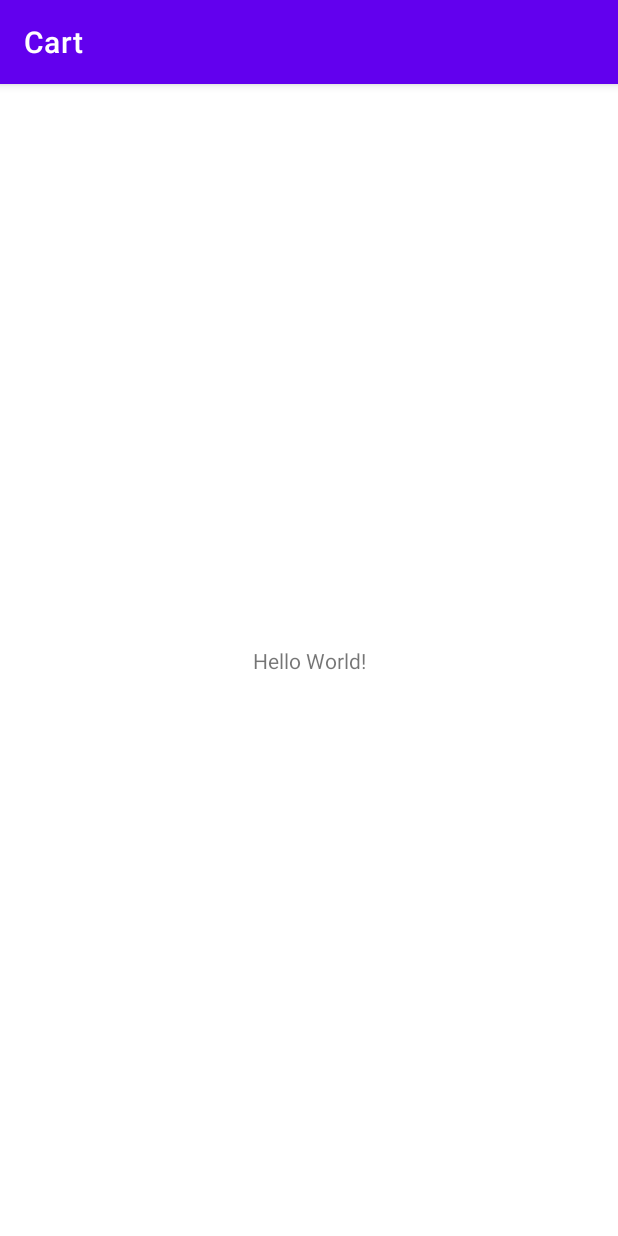
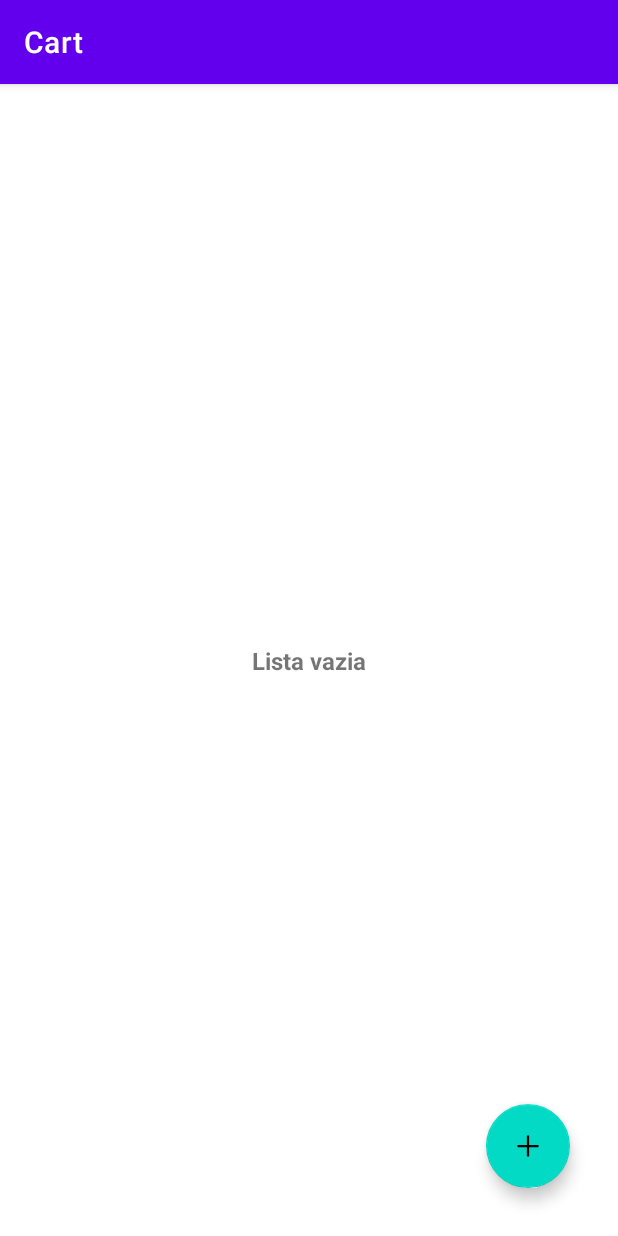
Before and after one commit to Oi-Leo/cart-android, an Android app: the screen it shows after launch (MainActivity before the commit, HostActivity after it), on a phone screen of 412 x 824 dp. Run offline under Robolectric (Android 15) with nearby library versions, the phone set to English and light mode, and no system bars.

Commit message:
cria a parte visual da listagem

```diff
--- a/app/src/main/AndroidManifest.xml
+++ b/app/src/main/AndroidManifest.xml
@@ -13,7 +13,7 @@
         android:theme="@style/Theme.Cart"
         tools:targetApi="31">
         <activity
-            android:name=".MainActivity"
+            android:name=".flow.HostActivity"
             android:exported="true">
             <intent-filter>
                 <action android:name="android.intent.action.MAIN" />
--- a/app/src/main/java/com/leonardo/cart/MainActivity.kt
+++ b/app/src/main/java/com/leonardo/cart/flow/HostActivity.kt
@@ -1,11 +1,12 @@
-package com.leonardo.cart
+package com.leonardo.cart.flow
 
 import androidx.appcompat.app.AppCompatActivity
 import android.os.Bundle
+import com.leonardo.cart.R
 
-class MainActivity : AppCompatActivity() {
+class HostActivity : AppCompatActivity() {
     override fun onCreate(savedInstanceState: Bundle?) {
         super.onCreate(savedInstanceState)
-        setContentView(R.layout.activity_main)
+        setContentView(R.layout.activity_host)
     }
 }
--- /dev/null
+++ b/app/src/main/java/com/leonardo/cart/flow/list/ListFragment.kt
@@ -0,0 +1,21 @@
+package com.leonardo.cart.flow.list
+
+import android.os.Bundle
+import androidx.fragment.app.Fragment
+import android.view.LayoutInflater
+import android.view.View
+import android.view.ViewGroup
+import com.leonardo.cart.R
+
+
+class ListFragment : Fragment() {
+
+    override fun onCreateView(
+        inflater: LayoutInflater, container: ViewGroup?,
+        savedInstanceState: Bundle?
+    ): View? {
+
+        return inflater.inflate(R.layout.fragment_list, container, false)
+    }
+
+}
--- /dev/null
+++ b/app/src/main/res/drawable/ic_add.xml
@@ -0,0 +1,10 @@
+<vector xmlns:android="http://schemas.android.com/apk/res/android"
+    android:width="48dp"
+    android:height="48dp"
+    android:viewportWidth="48"
+    android:viewportHeight="48"
+    android:tint="?attr/colorControlNormal">
+  <path
+      android:fillColor="@android:color/white"
+      android:pathData="M22.5,38V25.5H10V22.5H22.5V10H25.5V22.5H38V25.5H25.5V38Z"/>
+</vector>
--- /dev/null
+++ b/app/src/main/res/layout/activity_host.xml
@@ -0,0 +1,21 @@
+<?xml version="1.0" encoding="utf-8"?>
+<androidx.constraintlayout.widget.ConstraintLayout xmlns:android="http://schemas.android.com/apk/res/android"
+    xmlns:app="http://schemas.android.com/apk/res-auto"
+    xmlns:tools="http://schemas.android.com/tools"
+    android:layout_width="match_parent"
+    android:layout_height="match_parent"
+    tools:context=".flow.HostActivity">
+
+    <androidx.fragment.app.FragmentContainerView
+        android:id="@+id/nav_host_fragment"
+        android:name="androidx.navigation.fragment.NavHostFragment"
+        android:layout_width="0dp"
+        android:layout_height="0dp"
+        app:defaultNavHost="true"
+        app:layout_constraintBottom_toBottomOf="parent"
+        app:layout_constraintLeft_toLeftOf="parent"
+        app:layout_constraintRight_toRightOf="parent"
+        app:layout_constraintTop_toTopOf="parent"
+        app:navGraph="@navigation/nav_graph" />
+
+</androidx.constraintlayout.widget.ConstraintLayout>
--- a/app/src/main/res/layout/activity_main.xml
+++ /dev/null
@@ -1,18 +0,0 @@
-<?xml version="1.0" encoding="utf-8"?>
-<androidx.constraintlayout.widget.ConstraintLayout xmlns:android="http://schemas.android.com/apk/res/android"
-    xmlns:app="http://schemas.android.com/apk/res-auto"
-    xmlns:tools="http://schemas.android.com/tools"
-    android:layout_width="match_parent"
-    android:layout_height="match_parent"
-    tools:context=".MainActivity">
-
-    <TextView
-        android:layout_width="wrap_content"
-        android:layout_height="wrap_content"
-        android:text="Hello World!"
-        app:layout_constraintBottom_toBottomOf="parent"
-        app:layout_constraintEnd_toEndOf="parent"
-        app:layout_constraintStart_toStartOf="parent"
-        app:layout_constraintTop_toTopOf="parent" />
-
-</androidx.constraintlayout.widget.ConstraintLayout>
--- /dev/null
+++ b/app/src/main/res/layout/fragment_list.xml
@@ -0,0 +1,43 @@
+<?xml version="1.0" encoding="utf-8"?>
+<androidx.constraintlayout.widget.ConstraintLayout xmlns:android="http://schemas.android.com/apk/res/android"
+    xmlns:app="http://schemas.android.com/apk/res-auto"
+    xmlns:tools="http://schemas.android.com/tools"
+    android:layout_width="match_parent"
+    android:layout_height="match_parent"
+    tools:context=".flow.list.ListFragment">
+
+    <androidx.recyclerview.widget.RecyclerView
+        android:id="@+id/rv_list"
+        android:layout_width="0dp"
+        android:layout_height="0dp"
+        android:visibility="gone"
+        tools:listitem="@layout/cart_list_item"
+        app:layout_constraintBottom_toBottomOf="parent"
+        app:layout_constraintEnd_toEndOf="parent"
+        app:layout_constraintHorizontal_bias="1.0"
+        app:layout_constraintStart_toStartOf="parent"
+        app:layout_constraintTop_toTopOf="parent"
+        app:layout_constraintVertical_bias="0.0" />
+
+    <TextView
+        android:id="@+id/tv_empty"
+        android:layout_width="wrap_content"
+        android:layout_height="wrap_content"
+        android:text="@string/list_empty_title"
+        android:textSize="16sp"
+        android:textStyle="bold"
+        app:layout_constraintBottom_toBottomOf="parent"
+        app:layout_constraintEnd_toEndOf="parent"
+        app:layout_constraintStart_toStartOf="parent"
+        app:layout_constraintTop_toTopOf="parent" />
+
+    <com.google.android.material.floatingactionbutton.FloatingActionButton
+        android:id="@+id/fab_add"
+        android:layout_width="wrap_content"
+        android:layout_height="wrap_content"
+        android:layout_margin="32dp"
+        android:src="@drawable/ic_add"
+        app:layout_constraintBottom_toBottomOf="parent"
+        app:layout_constraintEnd_toEndOf="parent" />
+
+</androidx.constraintlayout.widget.ConstraintLayout>
--- /dev/null
+++ b/app/src/main/res/navigation/nav_graph.xml
@@ -0,0 +1,12 @@
+<?xml version="1.0" encoding="utf-8"?>
+<navigation xmlns:android="http://schemas.android.com/apk/res/android"
+    xmlns:app="http://schemas.android.com/apk/res-auto"
+    xmlns:tools="http://schemas.android.com/tools"
+    android:id="@+id/nav_graph"
+    app:startDestination="@id/list_fragment">
+
+    <fragment android:id="@+id/list_fragment"
+        android:name="com.leonardo.cart.flow.list.ListFragment"
+        android:label="ListFragment"
+        tools:layout="@layout/fragment_list"/>
+</navigation>
--- a/app/src/main/res/values/strings.xml
+++ b/app/src/main/res/values/strings.xml
@@ -1,3 +1,8 @@
 <resources>
     <string name="app_name">Cart</string>
+
+    <!-- list fragment -->
+    <string name="list_empty_title">Lista vazia</string>
+    <!-- end list fragment -->
+
 </resources>
```
Also changed, not shown: app/build.gradle (+8 -6 lines), app/src/main/res/layout/cart_list_item.xml (added, +31 -0 lines), 2 other files.
